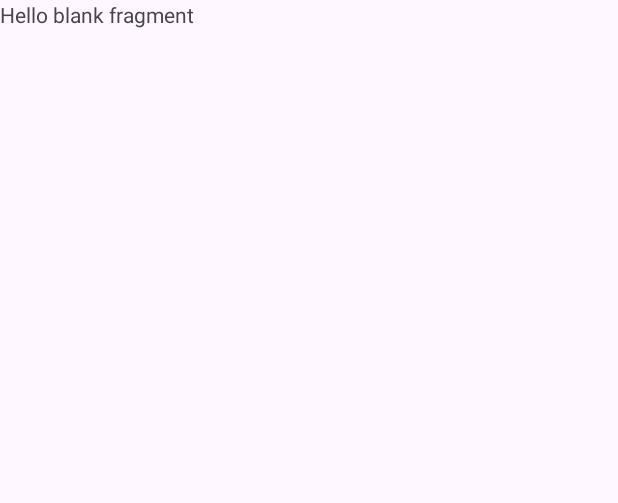
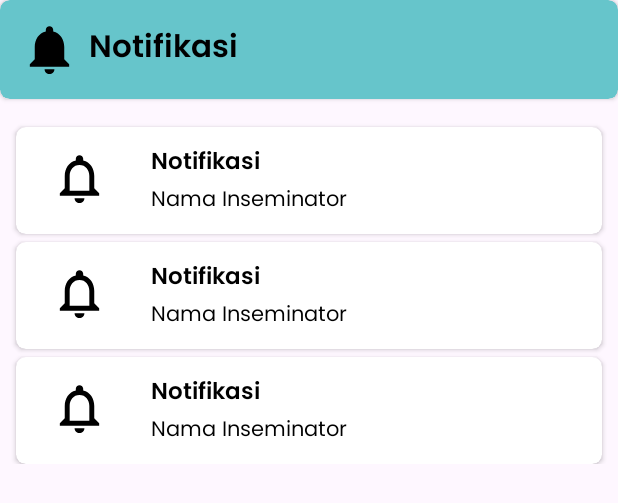
Before and after one commit to yadinugraha17/InseminatorAPP, an Android app: the layout fragment_notifikasi.xml on its own in the app's theme, with its tools: preview values and no code run, on a phone screen of 412 x 824 dp. Shown: the top 503 px of the screen. Run offline under Robolectric (Android 15) with nearby library versions, the light colour scheme and no system bars.

Commit message:
Notifikasi

```diff
--- a/app/src/main/java/com/example/inseminator/core/data/api/RemoteDataSource.kt
+++ b/app/src/main/java/com/example/inseminator/core/data/api/RemoteDataSource.kt
@@ -17,4 +17,5 @@ class RemoteDataSource (private val apiService : ApiService){
     suspend fun history (token:String) = apiService.history(token)
     suspend fun pengajuan (token:String) = apiService.pengajuan(token)
     suspend fun konfirmasi (id:Int, token: String, konfirmasiRequest: KonfirmasiRequest) = apiService.konfrimasi(id, token, konfirmasiRequest)
+    suspend fun notifikasi (token:String) = apiService.notifikasi(token)
 }
--- a/app/src/main/java/com/example/inseminator/core/data/api/network/ApiService.kt
+++ b/app/src/main/java/com/example/inseminator/core/data/api/network/ApiService.kt
@@ -10,6 +10,7 @@ import com.example.inseminator.core.data.api.response.item.KonfirmasiItem
 import com.example.inseminator.core.data.api.response.item.PengajuanItem
 import com.example.myapplication.core.data.api.response.item.PendItem
 import com.example.inseminator.core.data.api.response.item.ProfileItem
+import com.example.myapplication.core.data.api.response.item.NotifikasiItem
 import com.example.myapplication.core.data.api.response.item.ProvinceItem
 import com.example.myapplication.core.data.api.response.item.RegencyItem
 import com.example.myapplication.core.data.api.response.item.RumpunItem
@@ -58,4 +59,7 @@ interface ApiService {
 
     @PUT("insiminasi/{id}")
     suspend fun konfrimasi(@Path("id") id: Int, @Header("Authorization") token: String , @Body konfirmasiRequest: KonfirmasiRequest): Response<DataResponse<List<KonfirmasiItem>>>
+
+    @GET("notifikasi")
+    suspend fun notifikasi(@Header("Authorization") token: String): Response<DataResponse<List<NotifikasiItem>>>
 }
--- a/app/src/main/java/com/example/inseminator/ui/login/LoginViewModel.kt
+++ b/app/src/main/java/com/example/inseminator/ui/login/LoginViewModel.kt
@@ -22,4 +22,5 @@ class LoginViewModel (private val coreRepository: CoreRepository):ViewModel() {
     fun history (token: String)= coreRepository.history(token).asLiveData()
     fun pengajuan (token: String)= coreRepository.pengajuan(token).asLiveData()
     fun konfirmasi (id:Int, token: String, konfirmasiRequest: KonfirmasiRequest)= coreRepository.konfirmasi(id, token, konfirmasiRequest).asLiveData()
+    fun notifikasi (token: String)= coreRepository.notifikasi(token).asLiveData()
 }
--- /dev/null
+++ b/app/src/main/res/drawable/baseline_notifications_24.xml
@@ -0,0 +1,5 @@
+<vector android:height="24dp" android:tint="#000000"
+    android:viewportHeight="24" android:viewportWidth="24"
+    android:width="24dp" xmlns:android="http://schemas.android.com/apk/res/android">
+    <path android:fillColor="@android:color/white" android:pathData="M12,22c1.1,0 2,-0.9 2,-2h-4c0,1.1 0.89,2 2,2zM18,16v-5c0,-3.07 -1.64,-5.64 -4.5,-6.32L13.5,4c0,-0.83 -0.67,-1.5 -1.5,-1.5s-1.5,0.67 -1.5,1.5v0.68C7.63,5.36 6,7.92 6,11v5l-2,2v1h16v-1l-2,-2z"/>
+</vector>
--- a/app/src/main/res/layout/fragment_notifikasi.xml
+++ b/app/src/main/res/layout/fragment_notifikasi.xml
@@ -1,14 +1,53 @@
 <?xml version="1.0" encoding="utf-8"?>
-<FrameLayout xmlns:android="http://schemas.android.com/apk/res/android"
+<androidx.constraintlayout.widget.ConstraintLayout xmlns:android="http://schemas.android.com/apk/res/android"
     xmlns:tools="http://schemas.android.com/tools"
     android:layout_width="match_parent"
     android:layout_height="match_parent"
+    xmlns:app="http://schemas.android.com/apk/res-auto"
     tools:context=".ui.notifkasi.NotifikasiFragment">
 
-    <!-- TODO: Update blank fragment layout -->
-    <TextView
+    <androidx.cardview.widget.CardView
+        android:id="@+id/cv_header"
         android:layout_width="match_parent"
-        android:layout_height="match_parent"
-        android:text="@string/hello_blank_fragment" />
+        android:layout_height="wrap_content"
+        app:cardBackgroundColor="@color/primary"
+        app:cardCornerRadius="@dimen/_5sdp"
+        app:layout_constraintEnd_toEndOf="parent"
+        app:layout_constraintStart_toStartOf="parent"
+        app:layout_constraintTop_toTopOf="parent">
 
-</FrameLayout>
+        <LinearLayout
+            android:layout_width="match_parent"
+            android:layout_height="match_parent"
+            android:orientation="horizontal">
+
+            <ImageView
+                android:layout_width="@dimen/_30sdp"
+                android:layout_height="@dimen/_30sdp"
+                android:layout_marginStart="@dimen/_10sdp"
+                android:layout_marginTop="@dimen/_10sdp"
+                android:layout_marginBottom="@dimen/_10sdp"
+                android:src="@drawable/baseline_notifications_24" />
+
+            <TextView
+                style="@style/poppins_semibold_style2"
+                android:layout_width="match_parent"
+                android:layout_height="wrap_content"
+                android:layout_gravity="center_vertical"
+                android:textSize="@dimen/_16sdp"
+                android:layout_marginStart="@dimen/_5sdp"
+                android:gravity="center_vertical"
+                android:text="@string/text_notifikasi"
+                android:textColor="@color/black" />
+        </LinearLayout>
+    </androidx.cardview.widget.CardView>
+
+    <androidx.recyclerview.widget.RecyclerView
+        android:id="@+id/rv_notif"
+        android:layout_width="match_parent"
+        android:layout_height="0dp"
+        android:layout_marginTop="@dimen/_10sdp"
+        app:layout_constraintTop_toBottomOf="@id/cv_header"
+        tools:listitem="@layout/list_notifikasi" />
+
+</androidx.constraintlayout.widget.ConstraintLayout>
--- /dev/null
+++ b/app/src/main/res/layout/list_notifikasi.xml
@@ -0,0 +1,57 @@
+<?xml version="1.0" encoding="utf-8"?>
+<androidx.cardview.widget.CardView xmlns:android="http://schemas.android.com/apk/res/android"
+    android:layout_width="match_parent"
+    android:layout_height="wrap_content"
+    xmlns:app="http://schemas.android.com/apk/res-auto"
+    xmlns:card_view="http://schemas.android.com/tools"
+    android:id="@+id/cardview"
+    android:layout_marginStart="@dimen/_8sdp"
+    android:layout_marginEnd="@dimen/_8sdp"
+    android:layout_marginTop="@dimen/_4sdp"
+    app:cardCornerRadius="@dimen/_5sdp">
+
+    <androidx.constraintlayout.widget.ConstraintLayout
+        android:layout_width="match_parent"
+        android:id="@+id/cl_notif"
+        android:layout_height="wrap_content"
+        android:padding="@dimen/_5sdp">
+
+        <ImageView
+            android:id="@+id/imageView"
+            android:layout_width="@dimen/_30sdp"
+            android:layout_height="@dimen/_30sdp"
+            android:layout_marginStart="16dp"
+            android:layout_marginTop="8dp"
+            android:src="@drawable/baseline_notifications_none_24"
+            app:layout_constraintStart_toStartOf="parent"
+            app:layout_constraintTop_toTopOf="parent" />
+
+        <TextView
+            android:id="@+id/tv_judul"
+            style="@style/poppins_semibold_style"
+            android:layout_width="wrap_content"
+            android:layout_height="wrap_content"
+            android:layout_marginStart="28dp"
+            android:layout_marginTop="4dp"
+            android:text="@string/text_notifikasi"
+            android:textColor="@color/black"
+            android:textSize="@dimen/_12sdp"
+            app:layout_constraintStart_toEndOf="@+id/imageView"
+            app:layout_constraintTop_toTopOf="parent" />
+
+        <TextView
+            android:id="@+id/tv_notif"
+            style="@style/poppins_regular_style"
+            android:layout_width="246dp"
+            android:layout_height="27dp"
+            android:layout_marginStart="28dp"
+            android:ellipsize="end"
+            android:maxLines="1"
+            android:text="@string/text_namaIB"
+            android:textColor="@color/black"
+            android:textSize="@dimen/_11sdp"
+            app:layout_constraintStart_toEndOf="@+id/imageView"
+            app:layout_constraintTop_toBottomOf="@+id/tv_judul" />
+    </androidx.constraintlayout.widget.ConstraintLayout>
+
+</androidx.cardview.widget.CardView>
--- a/app/src/main/res/values/colors.xml
+++ b/app/src/main/res/values/colors.xml
@@ -8,4 +8,6 @@
     <color name="red">#F81414</color>
     <color name="grey">#CFCFCF</color>
     <color name="my_menu_unselected_color">#424242</color>
+    <color name="unread_notification_background">#807F7F</color>
+    <color name="read_notification_background">#CAC9C9</color>
 </resources>
--- a/app/src/main/res/values/strings.xml
+++ b/app/src/main/res/values/strings.xml
@@ -48,4 +48,5 @@
     <string name="text_status">Status Melahirkan</string>
     <string name="text_konfirmasi">Konfirmasi Inseminasi</string>
     <string name="text_tanggalbirahi">Tanggal Birahi</string>
+    <string name="text_notifikasi">Notifikasi</string>
 </resources>
```
Also changed, not shown: app/build.gradle (+4 -3 lines), app/src/main/java/com/example/inseminator/core/adapter/NotifikasiAdapter.kt (added, +68 -0 lines), app/src/main/java/com/example/inseminator/core/data/api/response/item/NotifItem.kt (added, +8 -0 lines), app/src/main/java/com/example/inseminator/core/data/api/response/item/NotifikasiItem.kt (added, +15 -0 lines), app/src/main/java/com/example/inseminator/core/repository/CoreRepository.kt (+22 -0 lines), app/src/main/java/com/example/inseminator/ui/notifkasi/NotifikasiFragment.kt (+50 -41 lines).
